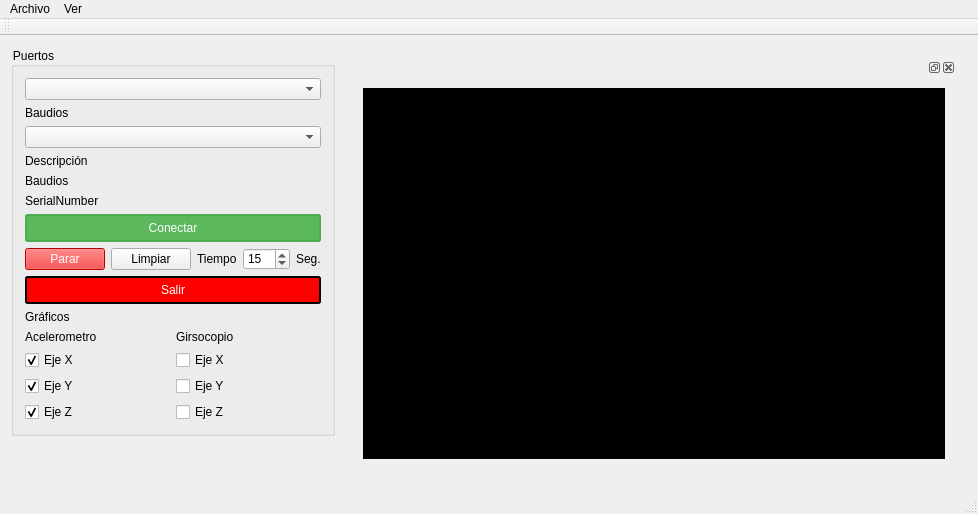
The window that mainwindow.ui (Yagord/Interfaz-QT-MPU-6050) describes before a commit, drawn with Qt 5.
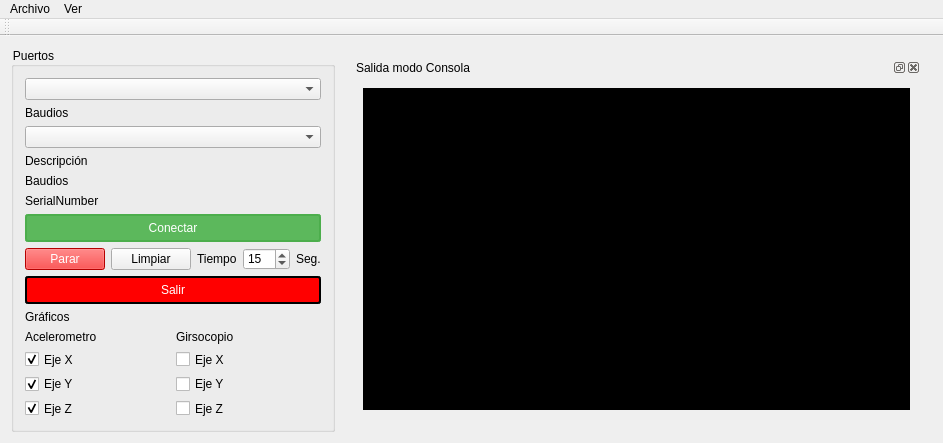
The same window after the commit.

Commit message: add action verconsola

What changed in the file:
```diff
--- a/mainwindow.ui
+++ b/mainwindow.ui
@@ -6,8 +6,8 @@
    <rect>
     <x>0</x>
     <y>0</y>
-    <width>978</width>
-    <height>514</height>
+    <width>943</width>
+    <height>443</height>
    </rect>
   </property>
   <property name="minimumSize">
@@ -273,6 +273,9 @@
       <layout class="QGridLayout" name="gridLayout">
        <item row="0" column="0">
         <widget class="QDockWidget" name="dockWidget">
+         <property name="windowTitle">
+          <string>Salida modo Consola</string>
+         </property>
          <widget class="QWidget" name="dockWidgetContents_2">
           <layout class="QGridLayout" name="gridLayout_2">
            <item row="0" column="0">
@@ -301,7 +304,7 @@
     <rect>
      <x>0</x>
      <y>0</y>
-     <width>978</width>
+     <width>943</width>
      <height>21</height>
     </rect>
    </property>
@@ -329,7 +332,6 @@
     <bool>false</bool>
    </attribute>
   </widget>
-  <widget class="QStatusBar" name="statusBar"/>
   <action name="actionExit">
    <property name="text">
     <string>Salir</string>
```
Left out of the diff: 14 changed lines with no effect on the pictures. The commit also changes 1 other file.
